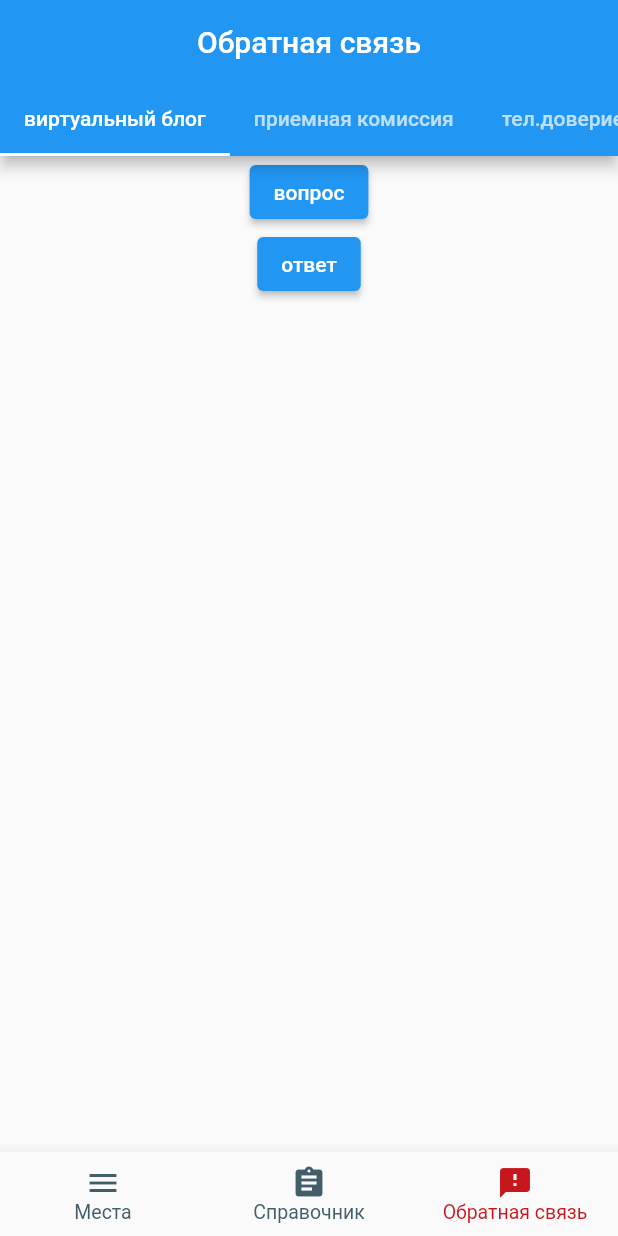
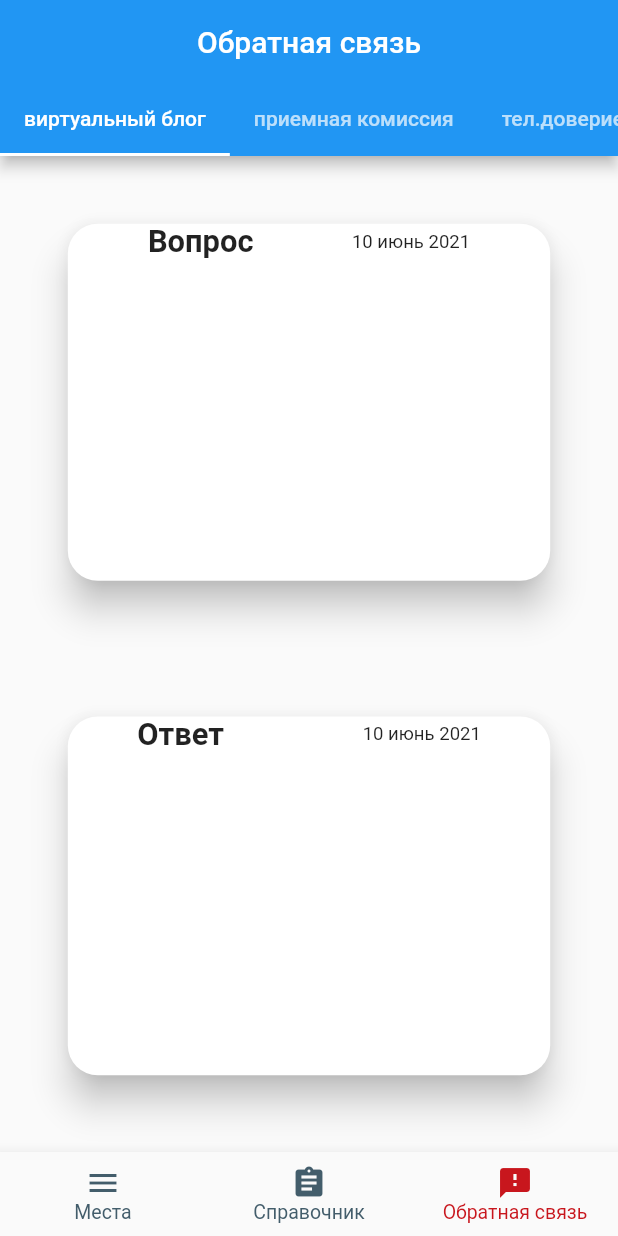
Before and after one commit to barganaev/AbiturientApp, a Flutter app: the screen it shows after launch, item 3 of the bottom bar chosen, on a phone screen of 412 x 824 dp. Run offline on Flutter 3.47's test engine with Material 2 defaults, Android fonts, the phone set to English and light mode, and no system bars; our stand-ins replace hive; accounts and stored records are empty.

Commit message:
changed: feedback_screen

```diff
--- a/lib/screens/feedback_screen.dart
+++ b/lib/screens/feedback_screen.dart
@@ -37,18 +37,94 @@ class _FeedbackScreenState extends State<FeedbackScreen> {
         ),
         body: TabBarView(
           children: [
-            Column(
+            ListView(
               children: [
-                ElevatedButton(onPressed: (){
-                  ScaffoldMessenger.of(context).showSnackBar(SnackBar(
-                    content: Text('Hello 1'),
-                    duration: Duration(seconds: 1),));
-                }, child: Text('вопрос')),
-                ElevatedButton(onPressed: (){
-                  ScaffoldMessenger.of(context).showSnackBar(SnackBar(
-                    content: Text('Hello 2'),
-                    duration: Duration(seconds: 1),));
-                }, child: Text('ответ')),
+                // Text('Вопрос'),
+                Padding(
+                  padding: EdgeInsets.symmetric(vertical: MediaQuery.of(context).size.height * 0.05, horizontal: MediaQuery.of(context).size.width * 0.1),
+                  child: Container(
+                    // color: Colors.red,
+                    // height: MediaQuery.of(context).size.height * 0.3,
+                    child: Card(
+                      semanticContainer: true,
+                      clipBehavior: Clip.antiAliasWithSaveLayer,
+                      child: Container(
+                        padding: EdgeInsets.symmetric(horizontal: MediaQuery.of(context).size.width * 0.05),
+                        child: Column(
+                          children: [
+                            Row(
+                              mainAxisAlignment: MainAxisAlignment.spaceAround,
+                              children: [
+                                Text('Вопрос', style: TextStyle(fontWeight: FontWeight.bold, fontSize: MediaQuery.of(context).size.width * 0.05),),
+                                Text('10 июнь 2021', style: TextStyle(fontSize: MediaQuery.of(context).size.width * 0.03),),
+                              ],
+                            ),
+                            FormField(
+                              builder: (FormFieldState<int> state) {
+                                return TextField(
+                                  maxLines: 10,
+                                  decoration: InputDecoration(
+                                    border: InputBorder.none
+                                  ),
+                                );
+                              }
+                            ),
+                          ],
+                        ),
+                      ),
+                      shape: RoundedRectangleBorder(
+                        borderRadius: BorderRadius.circular(20),
+                      ),
+                      elevation: 10,
+                    ),
+                  ),
+                ),
+                // Text('Ответ'),
+                Padding(
+                  padding: EdgeInsets.symmetric(vertical: MediaQuery.of(context).size.height * 0.05, horizontal: MediaQuery.of(context).size.width * 0.1),
+                  child: Container(
+                    // color: Colors.red,
+                    height: MediaQuery.of(context).size.height * 0.3,
+                    child: Card(
+                      semanticContainer: true,
+                      clipBehavior: Clip.antiAliasWithSaveLayer,
+                      child: Column(
+                        children: [
+                          Row(
+                            mainAxisAlignment: MainAxisAlignment.spaceAround,
+                            children: [
+                              Text('Ответ', style: TextStyle(fontWeight: FontWeight.bold, fontSize: MediaQuery.of(context).size.width * 0.05),),
+                              Text('10 июнь 2021', style: TextStyle(fontSize: MediaQuery.of(context).size.width * 0.03),),
+                            ],
+                          ),
+                          FormField(
+                            builder: (FormFieldState<int> state) {
+                              return TextField(
+                                decoration: InputDecoration(
+                                    border: InputBorder.none
+                                ),
+                              );
+                            }
+                          ),
+                        ],
+                      ),
+                      shape: RoundedRectangleBorder(
+                        borderRadius: BorderRadius.circular(20),
+                      ),
+                      elevation: 10,
+                    ),
+                  ),
+                ),
+                // ElevatedButton(onPressed: (){
+                //   ScaffoldMessenger.of(context).showSnackBar(SnackBar(
+                //     content: Text('Hello 1'),
+                //     duration: Duration(seconds: 1),));
+                // }, child: Text('вопрос')),
+                // ElevatedButton(onPressed: (){
+                //   ScaffoldMessenger.of(context).showSnackBar(SnackBar(
+                //     content: Text('Hello 2'),
+                //     duration: Duration(seconds: 1),));
+                // }, child: Text('ответ')),
               ],
             ),
             Column(
```
